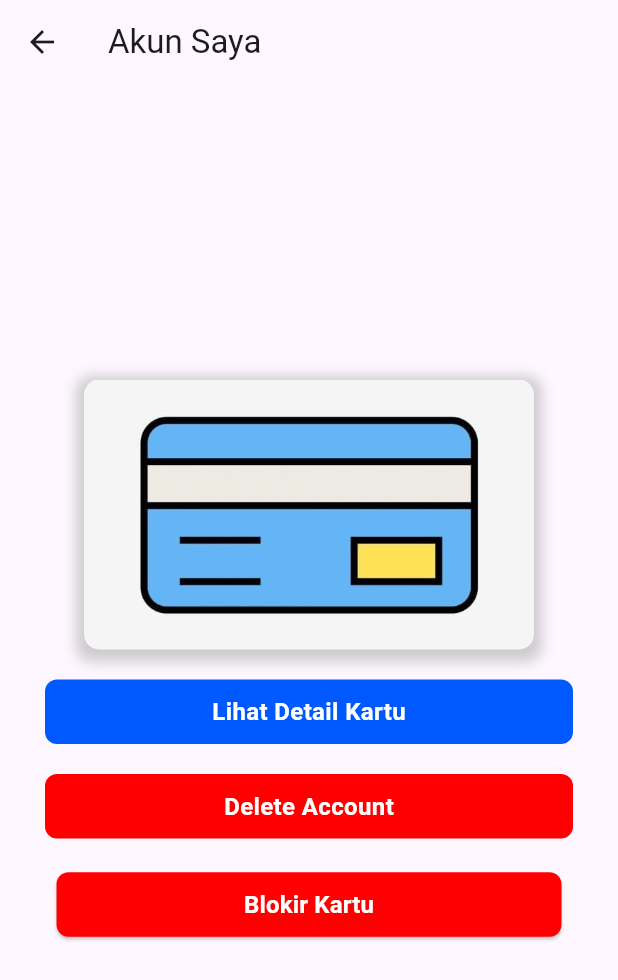
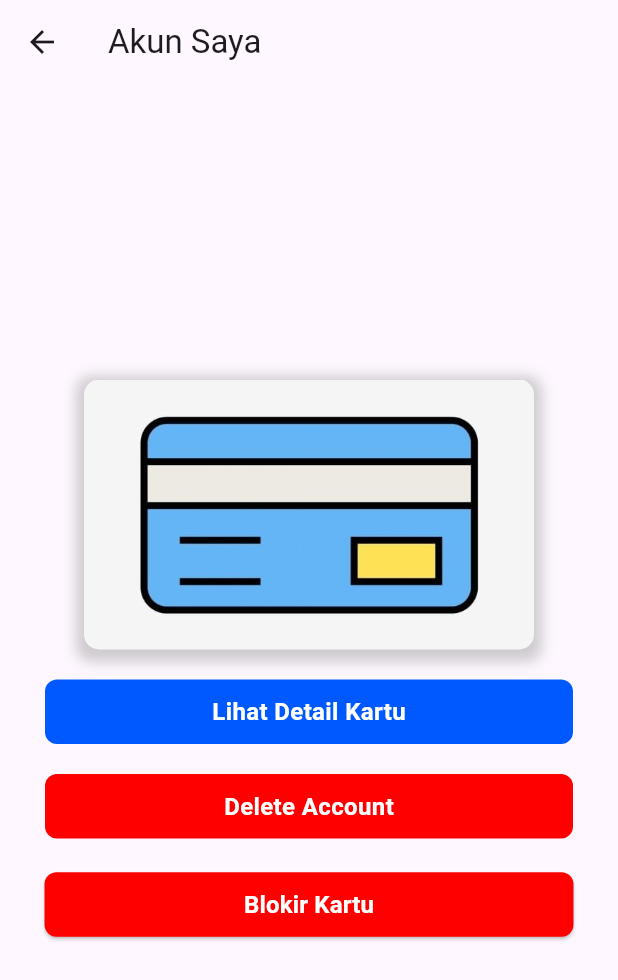
Before and after one commit to miguelvalentino/mobile_banking, a Flutter app: the CardDetailPage screen opened directly, on a phone screen of 412 x 824 dp. Shown: the top 980 px of the screen. Run offline on Flutter 3.47's test engine with Material 3 defaults, Android fonts, the light colour scheme and no system bars.

Commit message:
style update blokir

```diff
--- a/lib/card_detail.dart
+++ b/lib/card_detail.dart
@@ -110,7 +110,7 @@ class _CardDetailPageState extends State<CardDetailPage> {
                 );
               },
               style: ElevatedButton.styleFrom(
-                padding: const EdgeInsets.symmetric(horizontal: 125, vertical: 10),
+                padding: const EdgeInsets.symmetric(horizontal: 133, vertical: 10),
                 backgroundColor: isCardBlocked ? Colors.black26 : const Color.fromARGB(255, 255, 0, 0), // Ubah warna tombol jika kartu diblokir
                 shape: RoundedRectangleBorder(
                   borderRadius: BorderRadius.circular(8),
```
